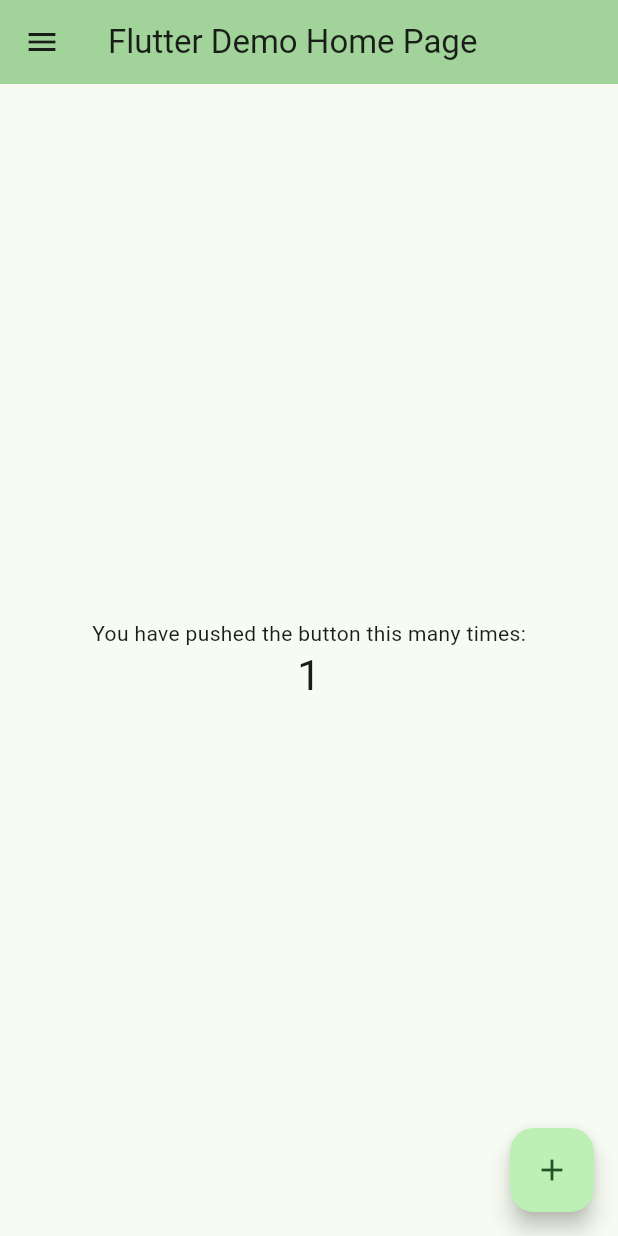
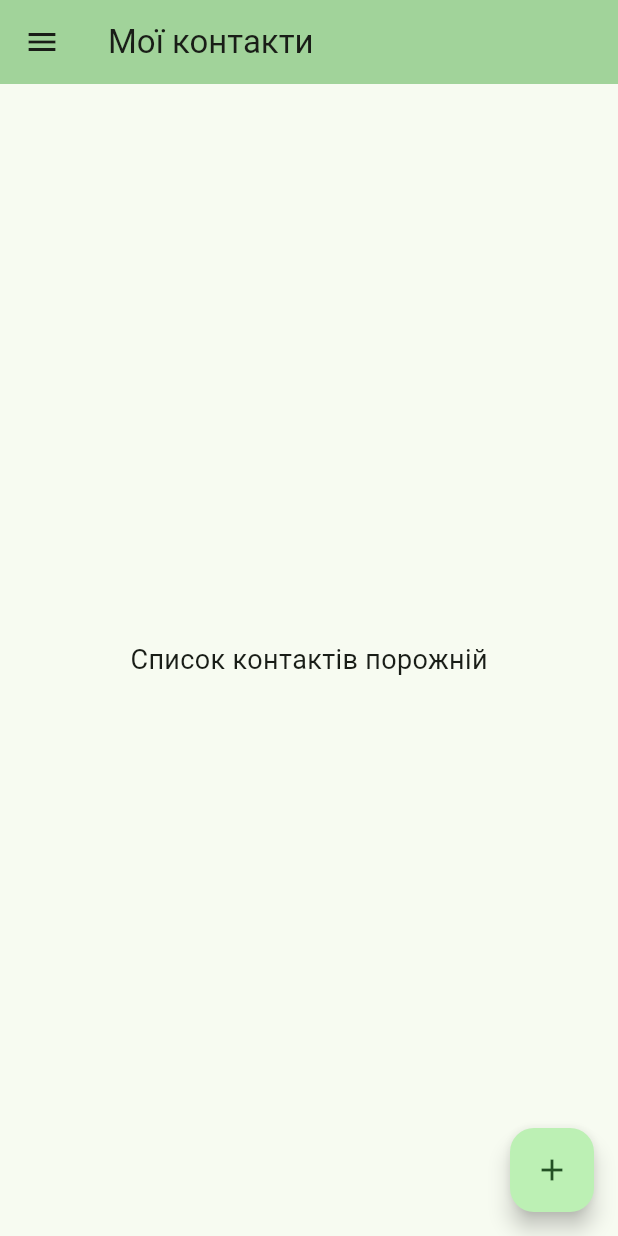
Before and after one commit to Adey4k/personal_pim, a Flutter app: the screen it shows after launch, on a phone screen of 412 x 824 dp. Run offline on Flutter 3.47's test engine with Material 3 defaults, Android fonts, the phone set to English and light mode, and no system bars.

Commit message:
Add contact page and update home screen to show empty contact list

```diff
--- a/lib/main.dart
+++ b/lib/main.dart
@@ -1,5 +1,8 @@
 import 'package:flutter/material.dart';
+
 import 'app_drawer.dart';
+// Импортируем наш новый экран добавления контакта
+import 'add_contact_page.dart';
 
 void main() {
   runApp(const MyApp());
@@ -15,7 +18,7 @@ class MyApp extends StatelessWidget {
       theme: ThemeData(
         colorScheme: ColorScheme.fromSeed(seedColor: Colors.green),
       ),
-      home: const MyHomePage(title: 'Flutter Demo Home Page'),
+      home: const MyHomePage(title: 'Мої контакти'), // Изменили заголовок
     );
   }
 }
@@ -29,13 +32,8 @@ class MyHomePage extends StatefulWidget {
 }
 
 class _MyHomePageState extends State<MyHomePage> {
-  int _counter = 1;
-
-  void _incrementCounter() {
-    setState(() {
-      _counter++;
-    });
-  }
+  // Мы удалили переменную _counter и метод _incrementCounter,
+  // так как они нам больше не нужны!
 
   @override
   Widget build(BuildContext context) {
@@ -44,23 +42,23 @@ class _MyHomePageState extends State<MyHomePage> {
         backgroundColor: Theme.of(context).colorScheme.inversePrimary,
         title: Text(widget.title),
       ),
-      // Вот здесь мы вызываем наше меню из отдельного файла!
       drawer: const AppDrawer(),
-      body: Center(
-        child: Column(
-          mainAxisAlignment: MainAxisAlignment.center,
-          children: [
-            const Text('You have pushed the button this many times:'),
-            Text(
-              '$_counter',
-              style: Theme.of(context).textTheme.headlineMedium,
-            ),
-          ],
+      body: const Center(
+        // Вместо колонки со счетчиком мы пока выводим простую надпись
+        child: Text(
+          'Список контактів порожній',
+          style: TextStyle(fontSize: 18),
         ),
       ),
       floatingActionButton: FloatingActionButton(
-        onPressed: _incrementCounter,
-        tooltip: 'Increment',
+        onPressed: () {
+          // Теперь при нажатии мы переходим на экран AddContactPage
+          Navigator.push(
+            context,
+            MaterialPageRoute(builder: (context) => const AddContactPage()),
+          );
+        },
+        tooltip: 'Додати контакт',
         child: const Icon(Icons.add),
       ),
     );
```
Also changed, not shown: lib/add_contact_page.dart (added, +18 -0 lines).
